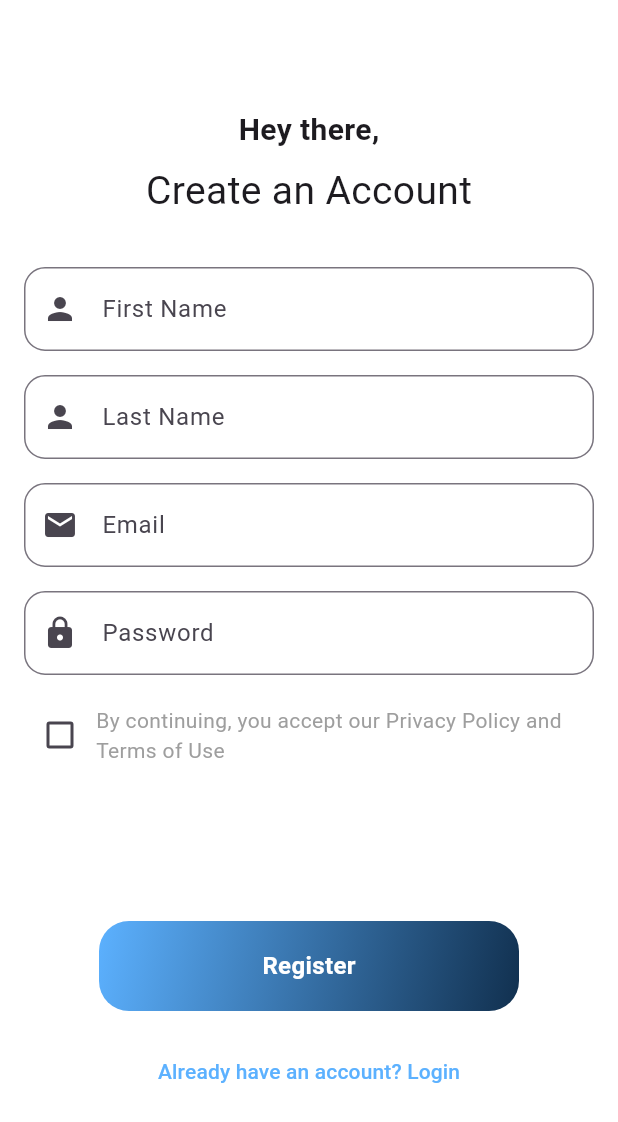
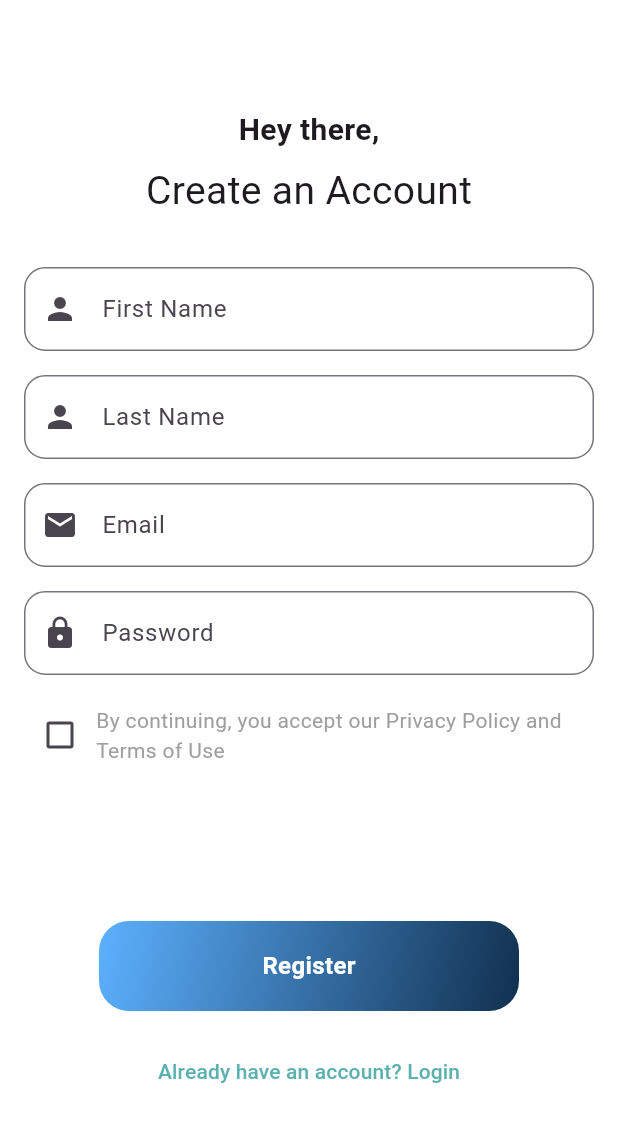
Before and after one commit to Recipe-Rise/Flutter-GP, a Flutter app: the RegisterScreen1 screen opened directly, on a phone screen of 412 x 824 dp. Shown: the top 1122 px of the screen. Run offline on Flutter 3.47's test engine with Material 3 defaults, Android fonts, the light colour scheme and no system bars; our stand-ins replace bloc, flutter_bloc, flutter_vector_icons, get.

Commit message:
update color

```diff
--- a/lib/constants.dart
+++ b/lib/constants.dart
@@ -1,7 +1,7 @@
 import 'package:flutter/material.dart';
 
 const kTranstionDuration = Duration(milliseconds: 250);
-const kPrimaryColor = Color(0xff5CB1FF);
+const kPrimaryColor = Color(0xff5CB1AF);
 
 const LinearGradient kButtonColor = LinearGradient(
   colors: [
```
